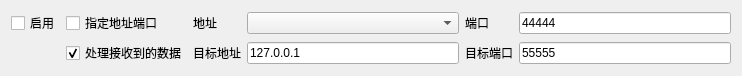
First picture: the form in Src/Common/SAKDebugPage/Other/TransmissionSettings/UdpTransmissionItemWidget.ui, repository x-tools-author/x-tools, before the edit.
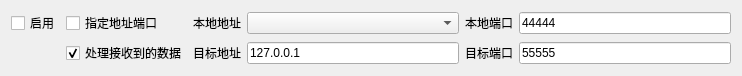
Second picture: the form after the edit.

Commit message: 修改ui描述

The edit to the form file:
```diff
--- a/Src/Common/SAKDebugPage/Other/TransmissionSettings/UdpTransmissionItemWidget.ui
+++ b/Src/Common/SAKDebugPage/Other/TransmissionSettings/UdpTransmissionItemWidget.ui
@@ -24,7 +24,7 @@
    <item row="0" column="3">
     <widget class="QLabel" name="label">
      <property name="text">
-      <string>地址</string>
+      <string>本地地址</string>
      </property>
     </widget>
    </item>
@@ -52,7 +52,7 @@
    <item row="0" column="5">
     <widget class="QLabel" name="label_2">
      <property name="text">
-      <string>端口</string>
+      <string>本地端口</string>
      </property>
     </widget>
    </item>
```
